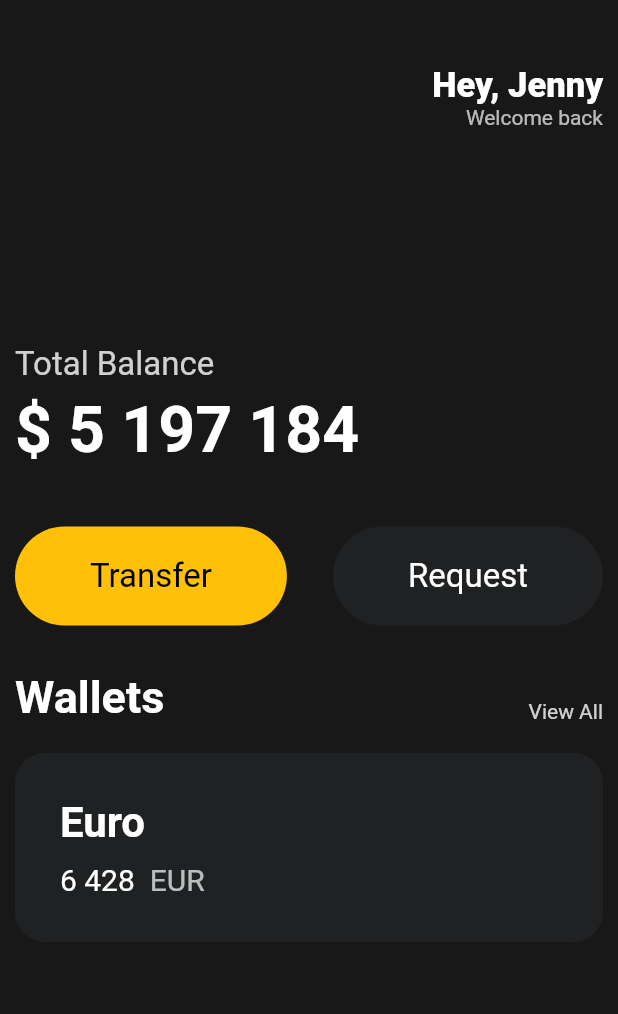
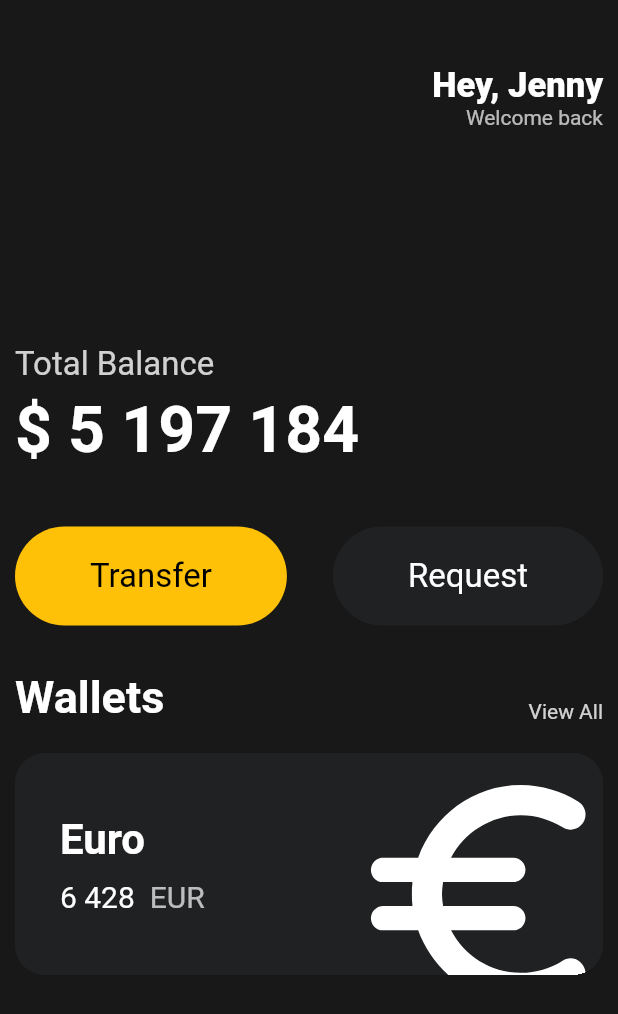
Before and after one commit to ayoung0073/flutter-practice, a Flutter app: the screen it shows after launch, on a phone screen of 412 x 824 dp. Shown: the top 1014 px of the screen. Run offline on Flutter 3.47's test engine with Material 2 defaults, Android fonts, the phone set to English and light mode, and no system bars.

Commit message:
feat: add and transform icon

```diff
--- a/toonflix/lib/main.dart
+++ b/toonflix/lib/main.dart
@@ -127,13 +127,17 @@ class App extends StatelessWidget {
                     height: 20,
                   ),
                   Container(
+                    // 어떤 아이템이 overflow 되었을 때 Container로 하여금 어떻게 동작할 건지 설정
+                    clipBehavior: Clip.hardEdge, // hardEdge: 나머지 부분을 잘라낸다.
                     // Container의 decoration 기능!
                     decoration: BoxDecoration(
                         color: const Color(0xFF1F2123),
                         borderRadius: BorderRadius.circular(20)),
                     child: Padding(
                       padding: const EdgeInsets.all(30),
-                      child: Row(children: [
+                      child: Row(
+                          mainAxisAlignment: MainAxisAlignment.spaceBetween,
+                          children: [
                             Column(
                               crossAxisAlignment: CrossAxisAlignment.start,
                               children: [
@@ -169,10 +173,23 @@ class App extends StatelessWidget {
                                   ],
                                 )
                               ],
+                            ),
+                            Transform.translate(
+                              // 아이콘 이동시키기
+                              offset: const Offset(-5, 20),
+                              child: Transform.scale(
+                                // 스케일 업
+                                scale: 2.2,
+                                child: const Icon(
+                                  Icons.euro_rounded,
+                                  color: Colors.white,
+                                  size: 88,
+                                ),
+                              ),
                             )
                           ]),
                     ),
-                  )
+                  ),
                 ],
               ),
             )));
```
Lines whose indentation alone changed are shown as unchanged.
